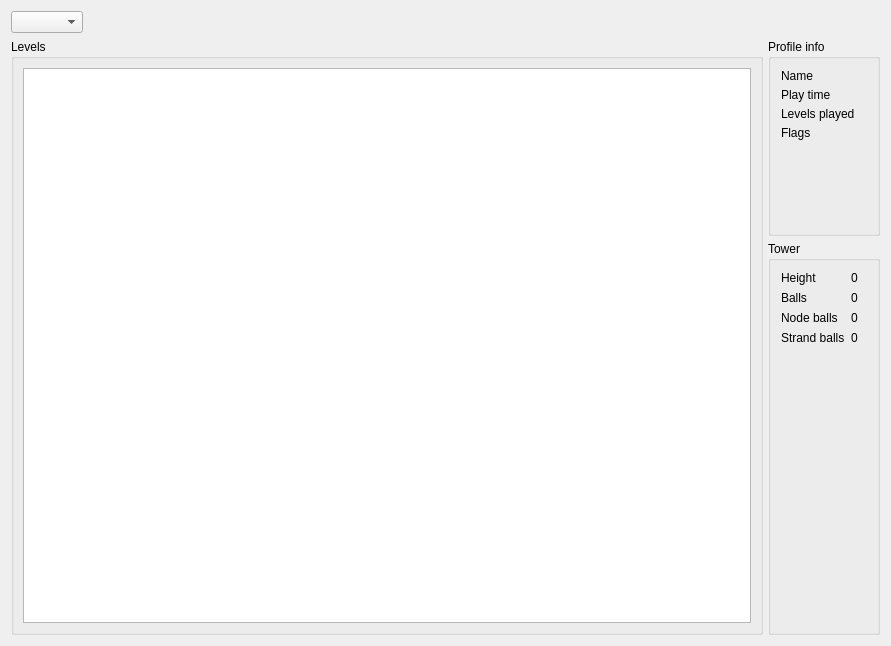
Before: the Qt Designer form src/ui/profile_tab.ui in TPTPWDotACoEMW/globin, drawn with Qt 5.
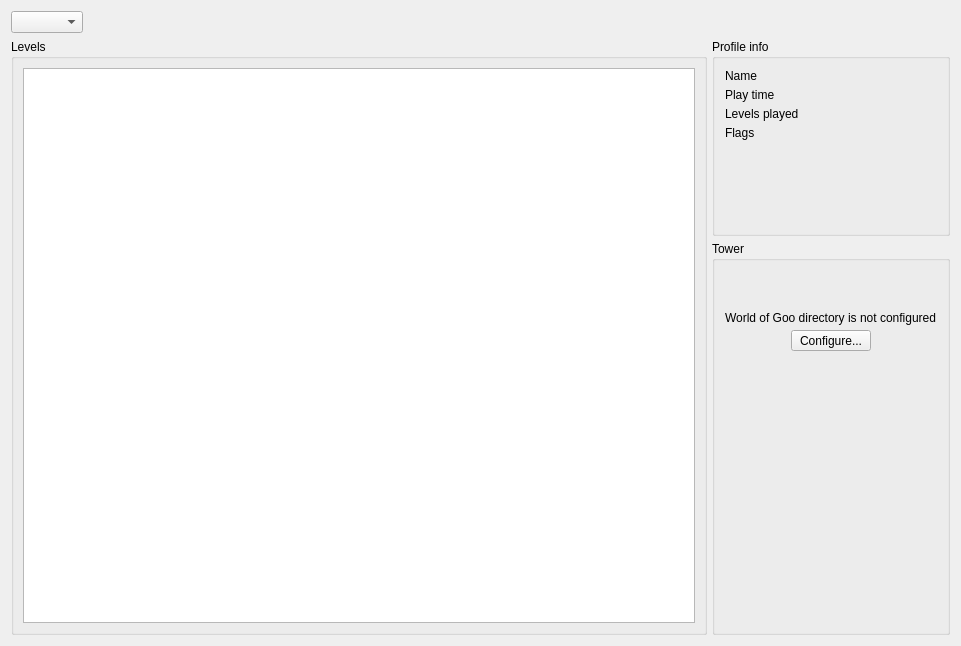
After: the same form once the commit is applied. The open tabs and pages were chosen to show the change.

Commit message: Added a tower thumbnail

```diff
--- a/src/ui/profile_tab.ui
+++ b/src/ui/profile_tab.ui
@@ -6,7 +6,7 @@
    <rect>
     <x>0</x>
     <y>0</y>
-    <width>891</width>
+    <width>961</width>
     <height>646</height>
    </rect>
   </property>
@@ -131,13 +131,97 @@
            <number>10</number>
           </property>
           <item row="1" column="0">
-           <widget class="QWidget" name="widgetTower" native="true">
+           <widget class="QStackedWidget" name="stackedWidgetTower">
             <property name="sizePolicy">
              <sizepolicy hsizetype="Preferred" vsizetype="Preferred">
               <horstretch>0</horstretch>
               <verstretch>0</verstretch>
              </sizepolicy>
             </property>
+            <property name="currentIndex">
+             <number>1</number>
+            </property>
+            <widget class="QWidget" name="pageDirectoryNotConfigured">
+             <layout class="QVBoxLayout" name="verticalLayout_2">
+              <property name="spacing">
+               <number>5</number>
+              </property>
+              <property name="leftMargin">
+               <number>0</number>
+              </property>
+              <property name="topMargin">
+               <number>0</number>
+              </property>
+              <property name="rightMargin">
+               <number>0</number>
+              </property>
+              <property name="bottomMargin">
+               <number>0</number>
+              </property>
+              <item>
+               <spacer name="verticalSpacer_3">
+                <property name="orientation">
+                 <enum>Qt::Vertical</enum>
+                </property>
+                <property name="sizeType">
+                 <enum>QSizePolicy::Minimum</enum>
+                </property>
+                <property name="sizeHint" stdset="0">
+                 <size>
+                  <width>20</width>
+                  <height>40</height>
+                 </size>
+                </property>
+               </spacer>
+              </item>
+              <item alignment="Qt::AlignHCenter">
+               <widget class="QLabel" name="labelConfigureWorldOfGooDirectory">
+                <property name="sizePolicy">
+                 <sizepolicy hsizetype="Minimum" vsizetype="Preferred">
+                  <horstretch>0</horstretch>
+                  <verstretch>0</verstretch>
+                 </sizepolicy>
+                </property>
+                <property name="text">
+                 <string>World of Goo directory is not configured</string>
+                </property>
+               </widget>
+              </item>
+              <item alignment="Qt::AlignHCenter">
+               <widget class="QToolButton" name="buttonConfigureWorldOfGooDirectory">
+                <property name="minimumSize">
+                 <size>
+                  <width>80</width>
+                  <height>20</height>
+                 </size>
+                </property>
+                <property name="maximumSize">
+                 <size>
+                  <width>16777215</width>
+                  <height>16777215</height>
+                 </size>
+                </property>
+                <property name="text">
+                 <string>Configure...</string>
+                </property>
+               </widget>
+              </item>
+              <item>
+               <spacer name="verticalSpacer_2">
+                <property name="orientation">
+                 <enum>Qt::Vertical</enum>
+                </property>
+                <property name="sizeHint" stdset="0">
+                 <size>
+                  <width>20</width>
+                  <height>40</height>
+                 </size>
+                </property>
+               </spacer>
+              </item>
+             </layout>
+            </widget>
+            <widget class="QWidget" name="pageTower">
             <layout class="QGridLayout" name="gridLayout_2">
              <property name="leftMargin">
               <number>0</number>
@@ -165,18 +249,26 @@
                </property>
               </widget>
              </item>
-             <item row="4" column="0">
-              <spacer name="verticalSpacer">
-               <property name="orientation">
-                <enum>Qt::Vertical</enum>
-               </property>
-               <property name="sizeHint" stdset="0">
-                <size>
-                 <width>20</width>
-                 <height>40</height>
-                </size>
-               </property>
-              </spacer>
+              <item row="2" column="1">
+               <widget class="QLabel" name="labelStrandBallsValue">
+                <property name="text">
+                 <string notr="true">0</string>
+                </property>
+               </widget>
+              </item>
+              <item row="3" column="0">
+               <widget class="QLabel" name="labelStrandBalls">
+                <property name="text">
+                 <string>Strand balls</string>
+                </property>
+               </widget>
+              </item>
+              <item row="3" column="1">
+               <widget class="QLabel" name="labelNodeBallsValue">
+                <property name="text">
+                 <string notr="true">0</string>
+                </property>
+               </widget>
              </item>
              <item row="1" column="0">
               <widget class="QLabel" name="labelBalls">
@@ -199,28 +291,21 @@
                </property>
               </widget>
              </item>
-             <item row="0" column="1">
-              <widget class="QLabel" name="labelHeightValue">
-               <property name="text">
-                <string notr="true">0</string>
-               </property>
-              </widget>
-             </item>
-             <item row="3" column="0">
-              <widget class="QLabel" name="labelStrandBalls">
-               <property name="text">
-                <string>Strand balls</string>
-               </property>
-              </widget>
-             </item>
-             <item row="3" column="1">
-              <widget class="QLabel" name="labelNodeBallsValue">
-               <property name="text">
-                <string notr="true">0</string>
-               </property>
-              </widget>
-             </item>
-            </layout>
+              <item row="5" column="0">
+               <spacer name="verticalSpacer">
+                <property name="orientation">
+                 <enum>Qt::Vertical</enum>
+                </property>
+                <property name="sizeHint" stdset="0">
+                 <size>
+                  <width>20</width>
+                  <height>40</height>
+                 </size>
+                </property>
+               </spacer>
+              </item>
+             </layout>
+            </widget>
            </widget>
           </item>
          </layout>
@@ -231,7 +316,7 @@
          <property name="title">
           <string>Profile info</string>
          </property>
-         <layout class="QGridLayout" name="gridLayout_4" columnstretch="3,2">
+         <layout class="QGridLayout" name="gridLayout_4">
           <property name="leftMargin">
            <number>10</number>
           </property>
```
Left out of the diff: 33 changed lines with no effect on the pictures. Lines whose indentation alone changed are shown as unchanged. The commit also changes 5 other files.
